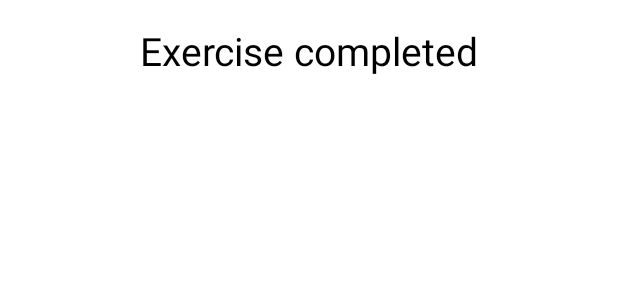
After one commit to mrko900/brain-trainer, an Android app: the layout exercise_completed.xml on its own in the app's theme, with its tools: preview values and no code run, on a phone screen of 412 x 824 dp. The commit adds this screen. Shown: the top 300 px of the screen. Run offline under Robolectric (Android 15) with nearby library versions, the phone set to English and light mode, and no system bars.

Commit message:
Exercise completed screen

```diff
--- a/app/src/main/java/com/github/mrko900/braintrainer/MainActivity.kt
+++ b/app/src/main/java/com/github/mrko900/braintrainer/MainActivity.kt
@@ -102,6 +102,7 @@ class MainActivity : AppCompatActivity() {
             ExerciseType.SHAPE_FUSION -> {
                 return ShapeFusionExercise(
                     ExerciseControl(
+                        this,
                         group.findViewById(R.id.timer),
                         group.findViewById(R.id.timerProgressBar),
                         group.findViewById(R.id.scoreStatus),
--- /dev/null
+++ b/app/src/main/res/layout/exercise_completed.xml
@@ -0,0 +1,19 @@
+<?xml version="1.0" encoding="utf-8"?>
+<androidx.constraintlayout.widget.ConstraintLayout xmlns:android="http://schemas.android.com/apk/res/android"
+    xmlns:app="http://schemas.android.com/apk/res-auto"
+    xmlns:tools="http://schemas.android.com/tools"
+    android:layout_width="match_parent"
+    android:layout_height="match_parent">
+
+    <TextView
+        android:id="@+id/textView"
+        android:layout_width="wrap_content"
+        android:layout_height="wrap_content"
+        android:layout_marginTop="16dp"
+        android:text="@string/exercise_completed"
+        android:textColor="@color/black"
+        android:textSize="26sp"
+        app:layout_constraintEnd_toEndOf="parent"
+        app:layout_constraintStart_toStartOf="parent"
+        app:layout_constraintTop_toTopOf="parent" />
+</androidx.constraintlayout.widget.ConstraintLayout>
--- a/app/src/main/res/navigation/nav_graph.xml
+++ b/app/src/main/res/navigation/nav_graph.xml
@@ -21,4 +21,7 @@
     <fragment
         android:id="@+id/fragment_exercise"
         android:name="com.github.mrko900.braintrainer.ExerciseFragment" />
+    <fragment
+        android:id="@+id/fragment_exercise_completed"
+        android:name="com.github.mrko900.braintrainer.ExerciseCompletedFragment" />
 </navigation>
--- a/app/src/main/res/values/strings.xml
+++ b/app/src/main/res/values/strings.xml
@@ -11,4 +11,6 @@
     <string name="status_correct_guess">Correct</string>
     <string name="status_wrong_guess">Wrong</string>
     <string name="status_timed_out">Timed out</string>
+
+    <string name="exercise_completed">Exercise completed</string>
 </resources>
```
Also changed, not shown: app/src/main/java/com/github/mrko900/braintrainer/ExerciseCompletedFragment.kt (added, +30 -0 lines), app/src/main/java/com/github/mrko900/braintrainer/ExerciseControl.kt (+13 -0 lines), app/src/main/java/com/github/mrko900/braintrainer/ShapeFusionExercise.kt (+10 -1 lines).
